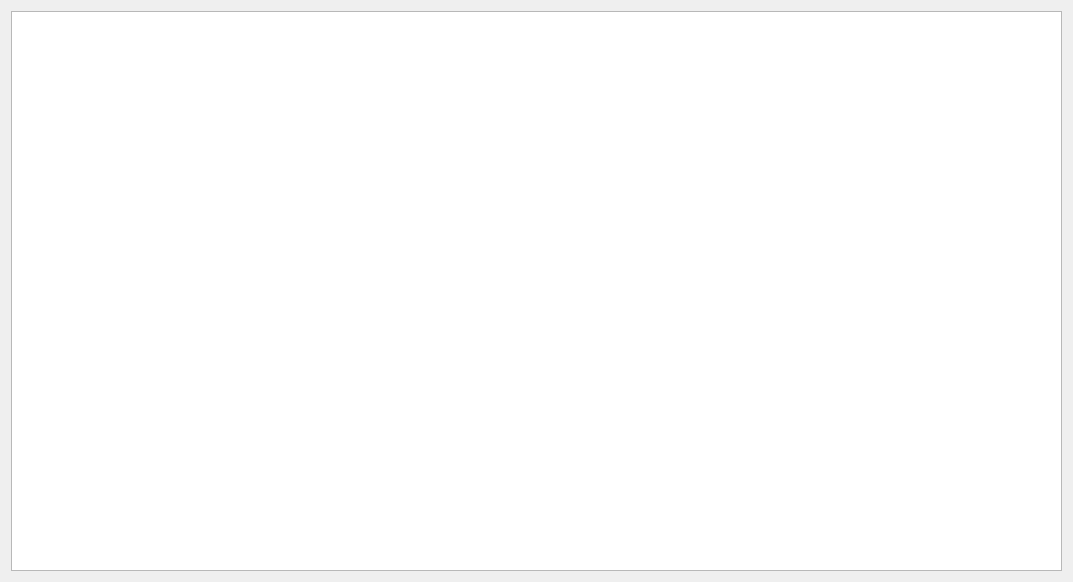
This is Project/src/network/sub_server/SubServer/subserver.ui in AndaCondaa/Dental_Imaging_SW_System as Qt 5 draws it before an edit. The edited form follows.
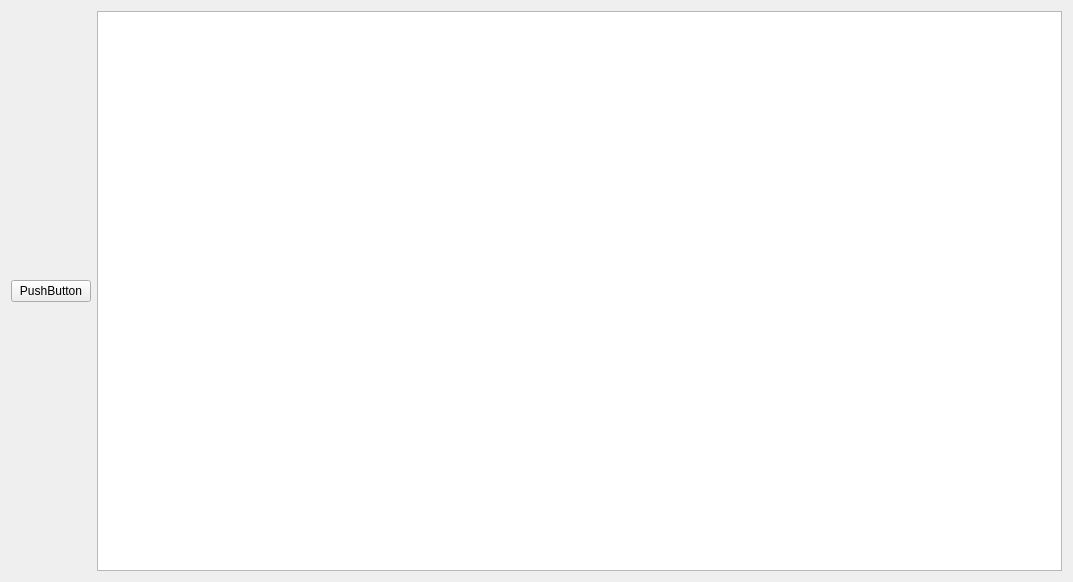
This is the edited form.

What changed in the file:
```diff
--- a/Project/src/network/sub_server/SubServer/subserver.ui
+++ b/Project/src/network/sub_server/SubServer/subserver.ui
@@ -14,7 +14,7 @@
    <string>SubServer</string>
   </property>
   <layout class="QGridLayout" name="gridLayout">
-   <item row="0" column="0">
+   <item row="0" column="1">
     <widget class="QTextEdit" name="logEdit">
      <property name="undoRedoEnabled">
       <bool>false</bool>
@@ -24,6 +24,13 @@
      </property>
     </widget>
    </item>
+   <item row="0" column="0">
+    <widget class="QPushButton" name="pushButton">
+     <property name="text">
+      <string>PushButton</string>
+     </property>
+    </widget>
+   </item>
   </layout>
  </widget>
  <resources/>
```
